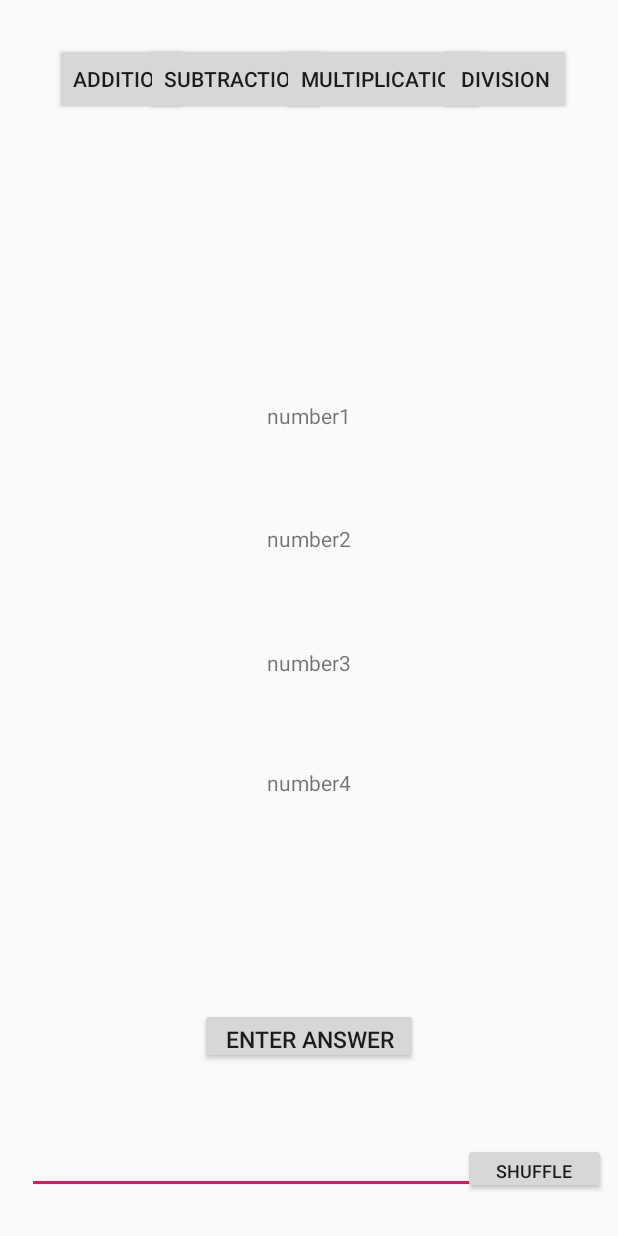
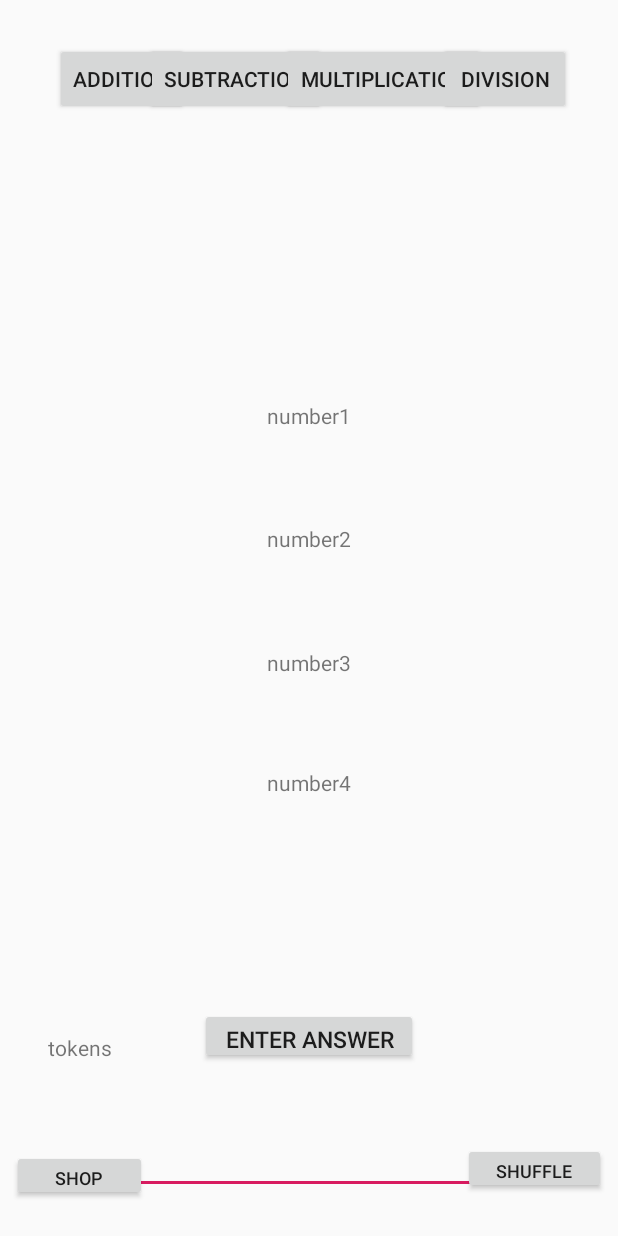
Before and after one commit to Mutra1/MathGame, an Android app: the layout activity_main.xml on its own in the app's theme, with its tools: preview values and no code run, on a phone screen of 412 x 824 dp. Run offline under Robolectric (Android 15) with nearby library versions, the phone set to English and light mode, and no system bars.

Commit message:
gui fixed

```diff
--- a/app/src/main/res/layout/activity_main.xml
+++ b/app/src/main/res/layout/activity_main.xml
@@ -186,5 +186,40 @@
         app:layout_constraintTop_toTopOf="parent"
         app:layout_constraintVertical_bias="0.862" />
 
+    <Button
+        android:id="@+id/shopButton"
+        android:layout_width="90dp"
+        android:layout_height="34dp"
+        android:layout_marginStart="8dp"
+        android:layout_marginTop="8dp"
+        android:layout_marginEnd="8dp"
+        android:layout_marginBottom="8dp"
+        android:text="Shop"
+        android:textSize="12sp"
+        app:layout_constraintBottom_toBottomOf="parent"
+        app:layout_constraintEnd_toEndOf="parent"
+        app:layout_constraintHorizontal_bias="0.0"
+        app:layout_constraintStart_toStartOf="parent"
+        app:layout_constraintTop_toTopOf="parent"
+        app:layout_constraintVertical_bias="0.98" />
+
+    <TextView
+        android:id="@+id/tokenView"
+        android:layout_width="90dp"
+        android:layout_height="24dp"
+        android:layout_marginStart="8dp"
+        android:layout_marginTop="8dp"
+        android:layout_marginEnd="8dp"
+        android:layout_marginBottom="8dp"
+        android:text="tokens"
+        android:textAlignment="center"
+        android:textSize="14sp"
+        app:layout_constraintBottom_toBottomOf="parent"
+        app:layout_constraintEnd_toEndOf="parent"
+        app:layout_constraintHorizontal_bias="0.0"
+        app:layout_constraintStart_toStartOf="parent"
+        app:layout_constraintTop_toTopOf="parent"
+        app:layout_constraintVertical_bias="0.868" />
+
 
 </android.support.constraint.ConstraintLayout>
```
Also changed, not shown: app/src/main/java/com/example/murat/mathgame/MainActivity.java (+17 -3 lines).
